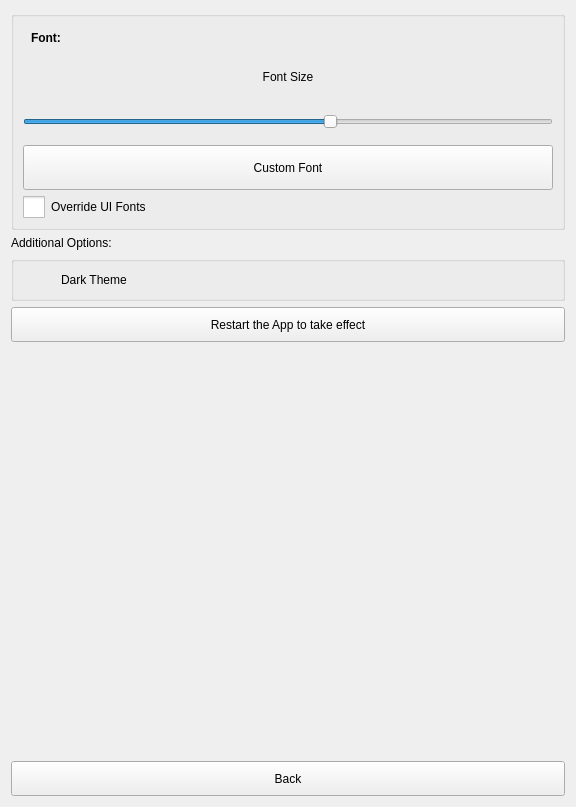
ic005k/Knot, file src/Preferences.ui: the form before one commit.
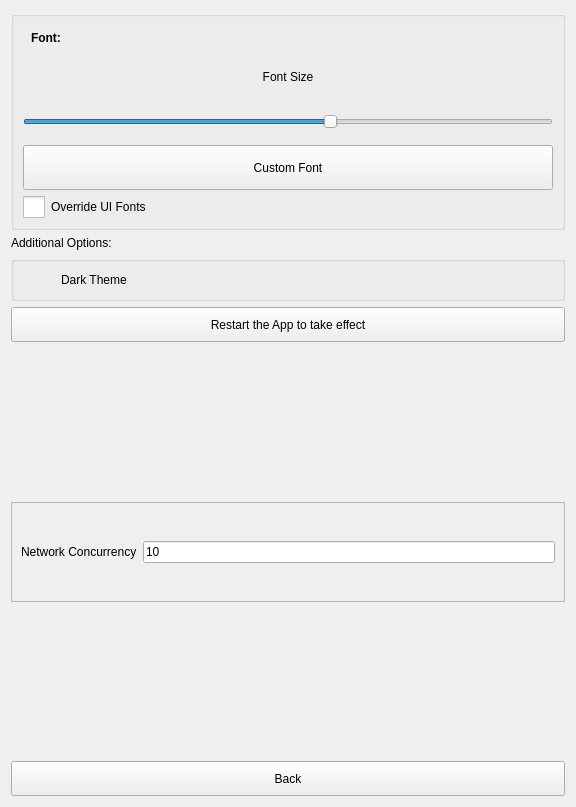
The form after the commit. Icons and pictures are not drawn.

```diff
--- a/src/Preferences.ui
+++ b/src/Preferences.ui
@@ -234,6 +234,55 @@
      </property>
     </spacer>
    </item>
+   <item>
+    <widget class="QFrame" name="frame">
+     <property name="minimumSize">
+      <size>
+       <width>0</width>
+       <height>100</height>
+      </size>
+     </property>
+     <property name="frameShape">
+      <enum>QFrame::Shape::StyledPanel</enum>
+     </property>
+     <property name="frameShadow">
+      <enum>QFrame::Shadow::Raised</enum>
+     </property>
+     <layout class="QVBoxLayout" name="verticalLayout_3">
+      <item>
+       <layout class="QHBoxLayout" name="horizontalLayout">
+        <item>
+         <widget class="QLabel" name="label">
+          <property name="text">
+           <string>Network Concurrency</string>
+          </property>
+         </widget>
+        </item>
+        <item>
+         <widget class="QLineEdit" name="editConcurrency">
+          <property name="text">
+           <string>10</string>
+          </property>
+         </widget>
+        </item>
+       </layout>
+      </item>
+     </layout>
+    </widget>
+   </item>
+   <item>
+    <spacer name="verticalSpacer">
+     <property name="orientation">
+      <enum>Qt::Orientation::Vertical</enum>
+     </property>
+     <property name="sizeHint" stdset="0">
+      <size>
+       <width>20</width>
+       <height>40</height>
+      </size>
+     </property>
+    </spacer>
+   </item>
    <item>
     <widget class="QToolButton" name="btnBack">
      <property name="sizePolicy">
```
